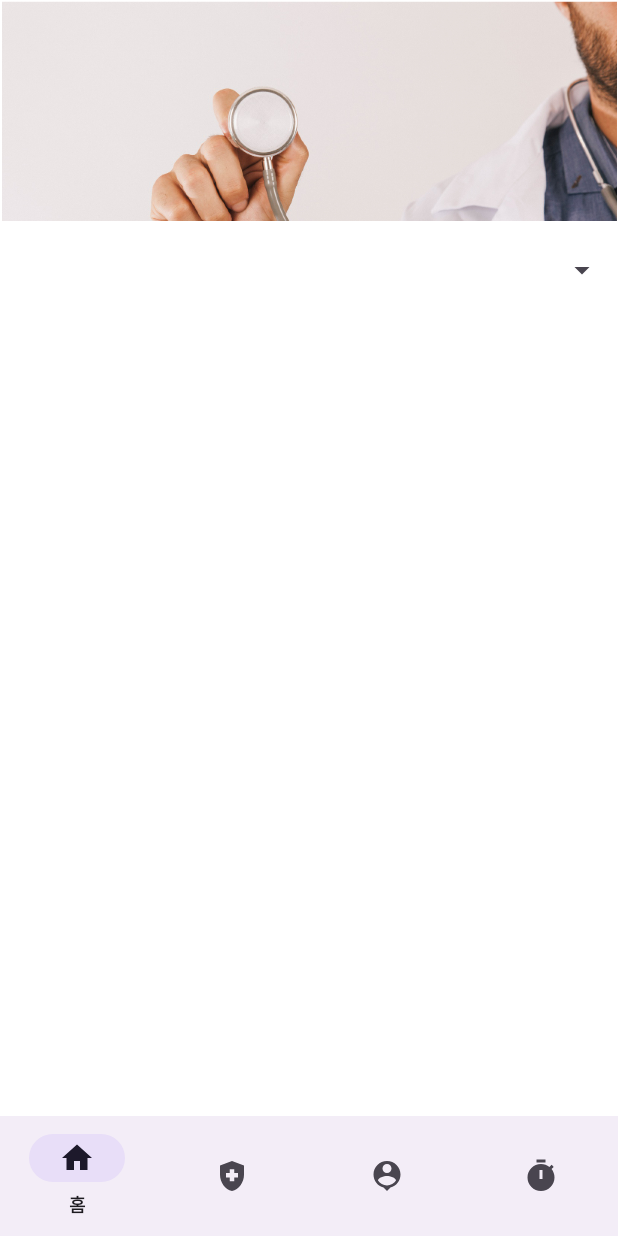
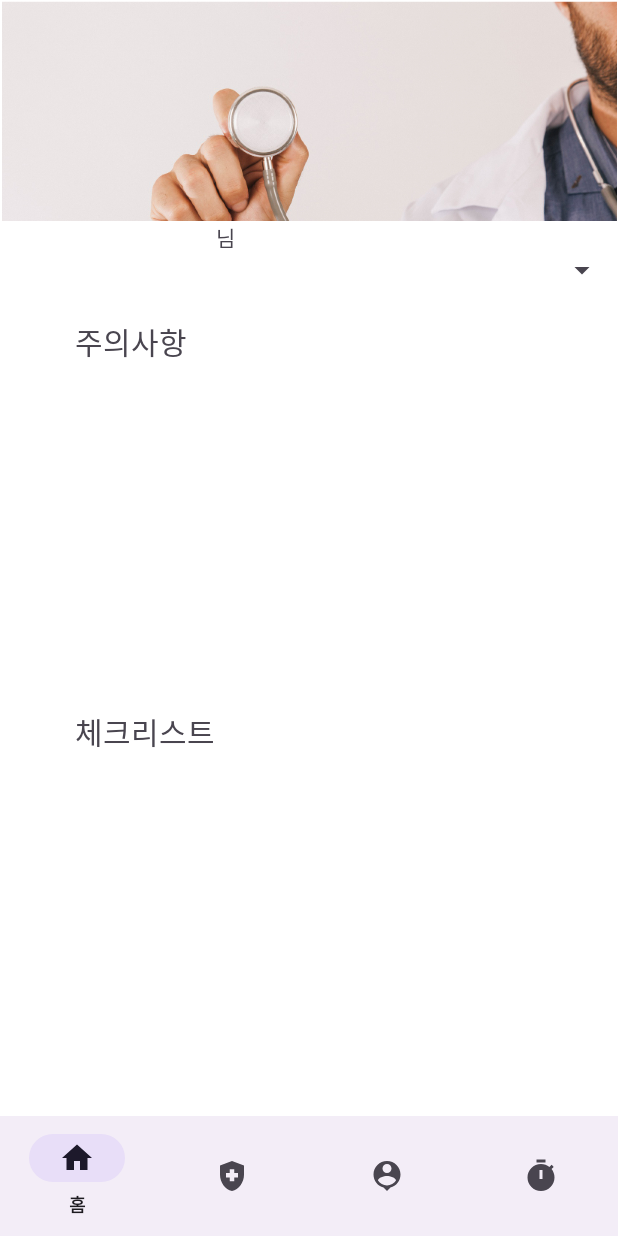
Before and after one commit to pknu-wap/2023_2_APP_TEAM1, an Android app: the HomeFragment screen opened directly, with no data from a screen before it, on a phone screen of 412 x 824 dp. Run offline under Robolectric (Android 15) with nearby library versions, the phone set to English and light mode, and no system bars; our stand-ins replace data binding, navigation-ui.

Commit message:
refactor: fix name of Widgets

```diff
--- a/android/app/src/main/res/layout/fragment_home.xml
+++ b/android/app/src/main/res/layout/fragment_home.xml
@@ -29,10 +29,10 @@
         app:layout_constraintTop_toBottomOf="@+id/imageView3">
 
         <TextView
-            android:id="@+id/textView"
+            android:id="@+id/usernameTextView"
             android:layout_width="300dp"
             android:layout_height="0dp"
-            android:text=""
+            android:text="님"
             android:textAlignment="center"
             app:layout_constraintBottom_toBottomOf="parent"
             app:layout_constraintStart_toStartOf="parent"
@@ -44,7 +44,7 @@
             android:layout_height="0dp"
             app:layout_constraintBottom_toBottomOf="parent"
             app:layout_constraintEnd_toEndOf="parent"
-            app:layout_constraintStart_toEndOf="@+id/textView"
+            app:layout_constraintStart_toEndOf="@+id/usernameTextView"
             app:layout_constraintTop_toTopOf="parent" />
 
     </androidx.constraintlayout.widget.ConstraintLayout>
@@ -55,6 +55,45 @@
         android:layout_height="531dp"
         android:background="@color/white"
         app:layout_constraintBottom_toBottomOf="parent"
-        app:layout_constraintStart_toStartOf="parent" />
+        app:layout_constraintStart_toStartOf="parent" >
+
+        <TextView
+            android:id="@+id/checklistTextView"
+            android:layout_width="wrap_content"
+            android:layout_height="wrap_content"
+            android:layout_marginStart="50dp"
+            android:text="체크리스트"
+            android:textSize="20sp"
+            app:layout_constraintStart_toStartOf="parent"
+            app:layout_constraintTop_toBottomOf="@+id/warningRecyclerView" />
+
+        <androidx.recyclerview.widget.RecyclerView
+            android:id="@+id/warningRecyclerView"
+            android:layout_width="0dp"
+            android:layout_height="230dp"
+            app:layout_constraintEnd_toEndOf="parent"
+            app:layout_constraintStart_toStartOf="parent"
+            app:layout_constraintTop_toBottomOf="@+id/warningTextView" />
+
+        <androidx.recyclerview.widget.RecyclerView
+            android:id="@+id/checklistRecyclerView"
+            android:layout_width="0dp"
+            android:layout_height="0dp"
+            app:layout_constraintBottom_toBottomOf="parent"
+            app:layout_constraintEnd_toEndOf="parent"
+            app:layout_constraintStart_toStartOf="parent"
+            app:layout_constraintTop_toBottomOf="@+id/checklistTextView" />
+
+        <TextView
+            android:id="@+id/warningTextView"
+            android:layout_width="wrap_content"
+            android:layout_height="wrap_content"
+            android:layout_marginStart="50dp"
+            android:text="주의사항"
+            android:textSize="20sp"
+            app:layout_constraintStart_toStartOf="parent"
+            app:layout_constraintTop_toTopOf="parent" />
+
+    </androidx.constraintlayout.widget.ConstraintLayout>
 
 </androidx.constraintlayout.widget.ConstraintLayout>
```
